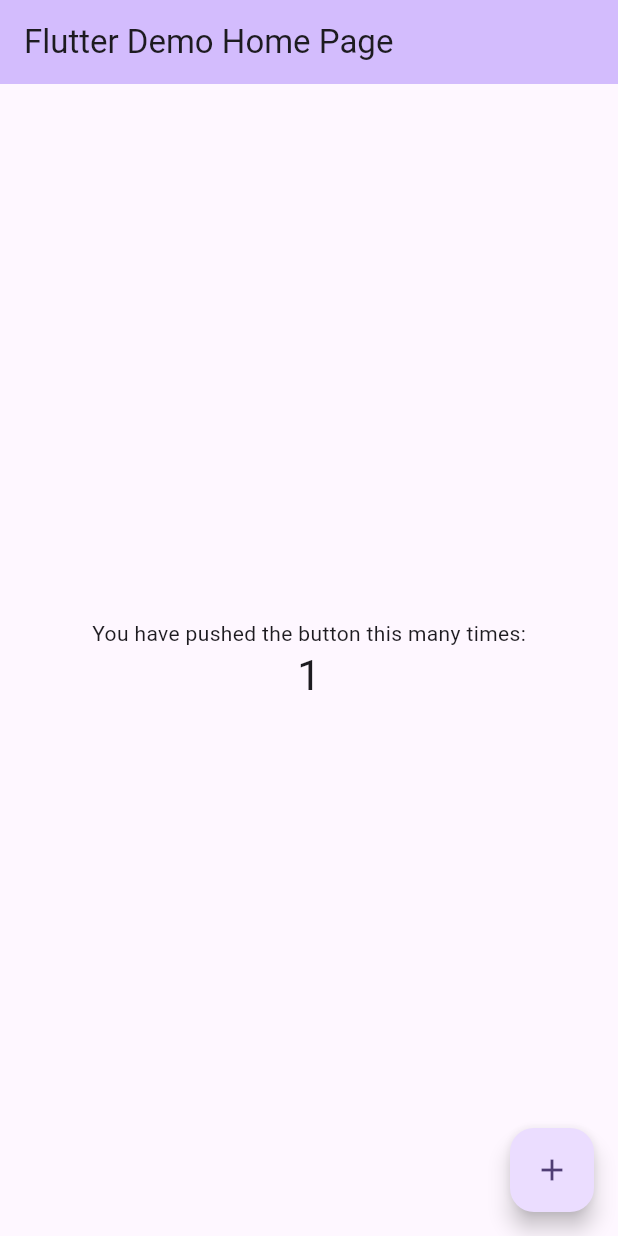
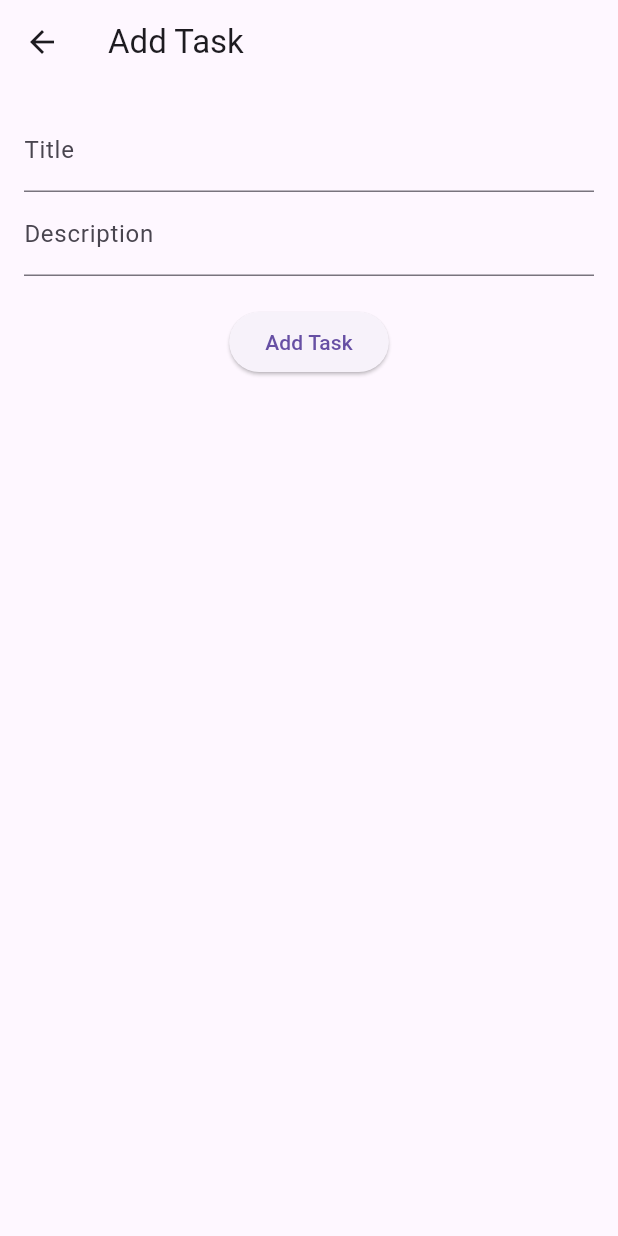
Before and after one commit to isurubandara1/TaskManager-Enhanzer, a Flutter app: the screen it shows after launch, after a tap on the "add" icon, on a phone screen of 412 x 824 dp. Run offline on Flutter 3.47's test engine with Material 3 defaults, Android fonts, the phone set to English and light mode, and no system bars; our stand-ins replace sqflite; accounts and stored records are empty.

Commit message:
basic operations create

```diff
--- a/lib/main.dart
+++ b/lib/main.dart
@@ -1,125 +1,26 @@
 import 'package:flutter/material.dart';
+import 'package:provider/provider.dart';
+import 'view_models/task_view_model.dart';
+import 'views/task_list_screen.dart';
 
 void main() {
-  runApp(const MyApp());
+  runApp(MyApp());
 }
 
 class MyApp extends StatelessWidget {
-  const MyApp({super.key});
-
-  // This widget is the root of your application.
   @override
   Widget build(BuildContext context) {
-    return MaterialApp(
-      title: 'Flutter Demo',
-      theme: ThemeData(
-        // This is the theme of your application.
-        //
-        // TRY THIS: Try running your application with "flutter run". You'll see
-        // the application has a purple toolbar. Then, without quitting the app,
-        // try changing the seedColor in the colorScheme below to Colors.green
-        // and then invoke "hot reload" (save your changes or press the "hot
-        // reload" button in a Flutter-supported IDE, or press "r" if you used
-        // the command line to start the app).
-        //
-        // Notice that the counter didn't reset back to zero; the application
-        // state is not lost during the reload. To reset the state, use hot
-        // restart instead.
-        //
-        // This works for code too, not just values: Most code changes can be
-        // tested with just a hot reload.
-        colorScheme: ColorScheme.fromSeed(seedColor: Colors.deepPurple),
-        useMaterial3: true,
+    return MultiProvider(
+      providers: [
+        ChangeNotifierProvider(create: (_) => TaskViewModel()),
+      ],
+      child: MaterialApp(
+        title: 'Task Manager',
+        theme: ThemeData(
+          primarySwatch: Colors.blue,
+        ),
+        home: TaskListScreen(),
       ),
-      home: const MyHomePage(title: 'Flutter Demo Home Page'),
     );
   }
 }
-
-class MyHomePage extends StatefulWidget {
-  const MyHomePage({super.key, required this.title});
-
-  // This widget is the home page of your application. It is stateful, meaning
-  // that it has a State object (defined below) that contains fields that affect
-  // how it looks.
-
-  // This class is the configuration for the state. It holds the values (in this
-  // case the title) provided by the parent (in this case the App widget) and
-  // used by the build method of the State. Fields in a Widget subclass are
-  // always marked "final".
-
-  final String title;
-
-  @override
-  State<MyHomePage> createState() => _MyHomePageState();
-}
-
-class _MyHomePageState extends State<MyHomePage> {
-  int _counter = 0;
-
-  void _incrementCounter() {
-    setState(() {
-      // This call to setState tells the Flutter framework that something has
-      // changed in this State, which causes it to rerun the build method below
-      // so that the display can reflect the updated values. If we changed
-      // _counter without calling setState(), then the build method would not be
-      // called again, and so nothing would appear to happen.
-      _counter++;
-    });
-  }
-
-  @override
-  Widget build(BuildContext context) {
-    // This method is rerun every time setState is called, for instance as done
-    // by the _incrementCounter method above.
-    //
-    // The Flutter framework has been optimized to make rerunning build methods
-    // fast, so that you can just rebuild anything that needs updating rather
-    // than having to individually change instances of widgets.
-    return Scaffold(
-      appBar: AppBar(
-        // TRY THIS: Try changing the color here to a specific color (to
-        // Colors.amber, perhaps?) and trigger a hot reload to see the AppBar
-        // change color while the other colors stay the same.
-        backgroundColor: Theme.of(context).colorScheme.inversePrimary,
-        // Here we take the value from the MyHomePage object that was created by
-        // the App.build method, and use it to set our appbar title.
-        title: Text(widget.title),
-      ),
-      body: Center(
-        // Center is a layout widget. It takes a single child and positions it
-        // in the middle of the parent.
-        child: Column(
-          // Column is also a layout widget. It takes a list of children and
-          // arranges them vertically. By default, it sizes itself to fit its
-          // children horizontally, and tries to be as tall as its parent.
-          //
-          // Column has various properties to control how it sizes itself and
-          // how it positions its children. Here we use mainAxisAlignment to
-          // center the children vertically; the main axis here is the vertical
-          // axis because Columns are vertical (the cross axis would be
-          // horizontal).
-          //
-          // TRY THIS: Invoke "debug painting" (choose the "Toggle Debug Paint"
-          // action in the IDE, or press "p" in the console), to see the
-          // wireframe for each widget.
-          mainAxisAlignment: MainAxisAlignment.center,
-          children: <Widget>[
-            const Text(
-              'You have pushed the button this many times:',
-            ),
-            Text(
-              '$_counter',
-              style: Theme.of(context).textTheme.headlineMedium,
-            ),
-          ],
-        ),
-      ),
-      floatingActionButton: FloatingActionButton(
-        onPressed: _incrementCounter,
-        tooltip: 'Increment',
-        child: const Icon(Icons.add),
-      ), // This trailing comma makes auto-formatting nicer for build methods.
-    );
-  }
-}
--- a/lib/models/task.dart
+++ b/lib/models/task.dart
@@ -0,0 +1,25 @@
+class Task {
+  int? id;
+  String title;
+  String description;
+
+  Task({this.id, required this.title, required this.description});
+
+  // Convert a Task into a Map.
+  Map<String, dynamic> toMap() {
+    return {
+      'id': id,
+      'title': title,
+      'description': description,
+    };
+  }
+
+  // Convert a Map into a Task.
+  factory Task.fromMap(Map<String, dynamic> map) {
+    return Task(
+      id: map['id'],
+      title: map['title'],
+      description: map['description'],
+    );
+  }
+}
--- /dev/null
+++ b/lib/repositories/task_repository.dart
@@ -0,0 +1,62 @@
+import 'package:sqflite/sqflite.dart';
+import 'package:path/path.dart';
+import '../models/task.dart';
+
+class TaskRepository {
+  static final TaskRepository _instance = TaskRepository._internal();
+  factory TaskRepository() => _instance;
+  TaskRepository._internal();
+
+  Database? _database;
+
+  Future<Database> get database async {
+    if (_database != null) return _database!;
+    _database = await _initDatabase();
+    return _database!;
+  }
+
+  Future<Database> _initDatabase() async {
+    return await openDatabase(
+      join(await getDatabasesPath(), 'task_database.db'),
+      onCreate: (db, version) {
+        return db.execute(
+          "CREATE TABLE tasks(id INTEGER PRIMARY KEY AUTOINCREMENT, title TEXT, description TEXT)",
+        );
+      },
+      version: 1,
+    );
+  }
+
+  Future<void> insertTask(Task task) async {
+    final db = await database;
+    await db.insert('tasks', task.toMap(),
+        conflictAlgorithm: ConflictAlgorithm.replace);
+  }
+
+  Future<List<Task>> tasks() async {
+    final db = await database;
+    final List<Map<String, dynamic>> maps = await db.query('tasks');
+    return List.generate(maps.length, (i) {
+      return Task.fromMap(maps[i]);
+    });
+  }
+
+  Future<void> updateTask(Task task) async {
+    final db = await database;
+    await db.update(
+      'tasks',
+      task.toMap(),
+      where: "id = ?",
+      whereArgs: [task.id],
+    );
+  }
+
+  Future<void> deleteTask(int id) async {
+    final db = await database;
+    await db.delete(
+      'tasks',
+      where: "id = ?",
+      whereArgs: [id],
+    );
+  }
+}
--- /dev/null
+++ b/lib/view_models/task_view_model.dart
@@ -0,0 +1,34 @@
+import 'package:flutter/material.dart';
+import '../models/task.dart';
+import '../repositories/task_repository.dart';
+
+class TaskViewModel extends ChangeNotifier {
+  final TaskRepository _taskRepository = TaskRepository();
+  List<Task> _tasks = [];
+
+  List<Task> get tasks => _tasks;
+
+  TaskViewModel() {
+    _loadTasks();
+  }
+
+  Future<void> _loadTasks() async {
+    _tasks = await _taskRepository.tasks();
+    notifyListeners();
+  }
+
+  Future<void> addTask(Task task) async {
+    await _taskRepository.insertTask(task);
+    _loadTasks();
+  }
+
+  Future<void> updateTask(Task task) async {
+    await _taskRepository.updateTask(task);
+    _loadTasks();
+  }
+
+  Future<void> deleteTask(int id) async {
+    await _taskRepository.deleteTask(id);
+    _loadTasks();
+  }
+}
--- /dev/null
+++ b/lib/views/add_task_screen.dart
@@ -0,0 +1,48 @@
+import 'package:flutter/material.dart';
+import 'package:provider/provider.dart';
+import '../view_models/task_view_model.dart';
+import '../models/task.dart';
+
+class AddTaskScreen extends StatelessWidget {
+  final _titleController = TextEditingController();
+  final _descriptionController = TextEditingController();
+
+  @override
+  Widget build(BuildContext context) {
+    return Scaffold(
+      appBar: AppBar(
+        title: Text('Add Task'),
+      ),
+      body: Padding(
+        padding: EdgeInsets.all(16.0),
+        child: Column(
+          children: [
+            TextField(
+              controller: _titleController,
+              decoration: InputDecoration(labelText: 'Title'),
+            ),
+            TextField(
+              controller: _descriptionController,
+              decoration: InputDecoration(labelText: 'Description'),
+            ),
+            SizedBox(height: 20),
+            ElevatedButton(
+              onPressed: () {
+                final title = _titleController.text;
+                final description = _descriptionController.text;
+
+                if (title.isNotEmpty && description.isNotEmpty) {
+                  final task = Task(title: title, description: description);
+                  Provider.of<TaskViewModel>(context, listen: false)
+                      .addTask(task);
+                  Navigator.pop(context);
+                }
+              },
+              child: Text('Add Task'),
+            ),
+          ],
+        ),
+      ),
+    );
+  }
+}
--- /dev/null
+++ b/lib/views/edit_task_screen.dart
@@ -0,0 +1,60 @@
+// lib/views/edit_task_screen.dart
+import 'package:flutter/material.dart';
+import 'package:provider/provider.dart';
+import '../view_models/task_view_model.dart';
+import '../models/task.dart';
+
+class EditTaskScreen extends StatelessWidget {
+  final Task task;
+
+  EditTaskScreen({required this.task});
+
+  final _titleController = TextEditingController();
+  final _descriptionController = TextEditingController();
+
+  @override
+  Widget build(BuildContext context) {
+    _titleController.text = task.title;
+    _descriptionController.text = task.description;
+
+    return Scaffold(
+      appBar: AppBar(
+        title: Text('Edit Task'),
+      ),
+      body: Padding(
+        padding: EdgeInsets.all(16.0),
+        child: Column(
+          children: [
+            TextField(
+              controller: _titleController,
+              decoration: InputDecoration(labelText: 'Title'),
+            ),
+            TextField(
+              controller: _descriptionController,
+              decoration: InputDecoration(labelText: 'Description'),
+            ),
+            SizedBox(height: 20),
+            ElevatedButton(
+              onPressed: () {
+                final title = _titleController.text;
+                final description = _descriptionController.text;
+
+                if (title.isNotEmpty && description.isNotEmpty) {
+                  final updatedTask = Task(
+                    id: task.id,
+                    title: title,
+                    description: description,
+                  );
+                  Provider.of<TaskViewModel>(context, listen: false)
+                      .updateTask(updatedTask);
+                  Navigator.pop(context);
+                }
+              },
+              child: Text('Update Task'),
+            ),
+          ],
+        ),
+      ),
+    );
+  }
+}
--- /dev/null
+++ b/lib/views/task_list_screen.dart
@@ -0,0 +1,35 @@
+import 'package:flutter/material.dart';
+import 'package:provider/provider.dart';
+import '../view_models/task_view_model.dart';
+import 'add_task_screen.dart';
+import '../widgets/task_item.dart';
+
+class TaskListScreen extends StatelessWidget {
+  @override
+  Widget build(BuildContext context) {
+    final taskViewModel = Provider.of<TaskViewModel>(context);
+
+    return Scaffold(
+      appBar: AppBar(
+        title: Text('Task Manager'),
+        actions: [
+          IconButton(
+            icon: Icon(Icons.add),
+            onPressed: () {
+              Navigator.push(
+                context,
+                MaterialPageRoute(builder: (context) => AddTaskScreen()),
+              );
+            },
+          ),
+        ],
+      ),
+      body: ListView.builder(
+        itemCount: taskViewModel.tasks.length,
+        itemBuilder: (context, index) {
+          return TaskItem(task: taskViewModel.tasks[index]);
+        },
+      ),
+    );
+  }
+}
--- /dev/null
+++ b/lib/widgets/task_item.dart
@@ -0,0 +1,43 @@
+// lib/widgets/task_item.dart
+import 'package:flutter/material.dart';
+import 'package:provider/provider.dart';
+import '../models/task.dart';
+import '../view_models/task_view_model.dart';
+import '../views/edit_task_screen.dart';
+
+class TaskItem extends StatelessWidget {
+  final Task task;
+
+  TaskItem({required this.task});
+
+  @override
+  Widget build(BuildContext context) {
+    return ListTile(
+      title: Text(task.title),
+      subtitle: Text(task.description),
+      trailing: Row(
+        mainAxisSize: MainAxisSize.min,
+        children: [
+          IconButton(
+            icon: Icon(Icons.edit),
+            onPressed: () {
+              Navigator.push(
+                context,
+                MaterialPageRoute(
+                  builder: (context) => EditTaskScreen(task: task),
+                ),
+              );
+            },
+          ),
+          IconButton(
+            icon: Icon(Icons.delete),
+            onPressed: () {
+              Provider.of<TaskViewModel>(context, listen: false)
+                  .deleteTask(task.id!);
+            },
+          ),
+        ],
+      ),
+    );
+  }
+}
```
